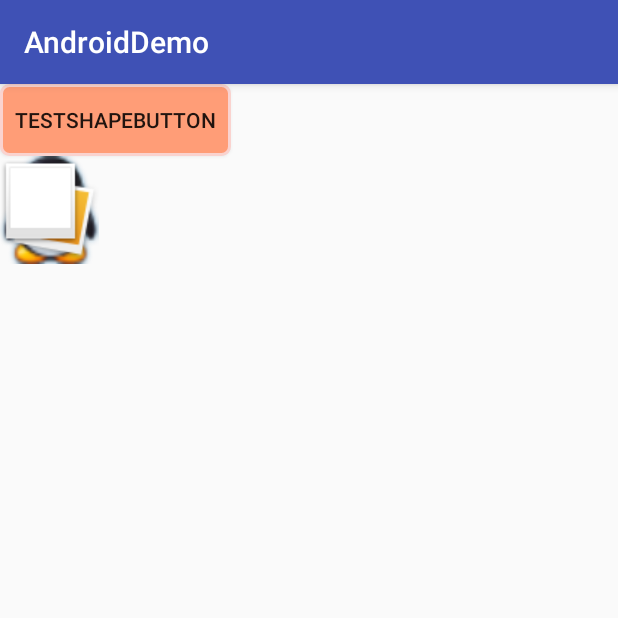
After one commit to phanz/AndroidDemo, an Android app: the BackgroundActivity screen opened directly, with no data from a screen before it, on a phone screen of 412 x 824 dp, the top half of it. The commit adds this screen. Run offline under Robolectric (Android 15) with nearby library versions, the phone set to English and light mode, and no system bars.

Commit message:
select,layer-list,shape的使用

```diff
--- a/app/src/main/AndroidManifest.xml
+++ b/app/src/main/AndroidManifest.xml
@@ -47,7 +47,8 @@
         <activity android:name=".ormlite.OrmLiteActivity" />
         <activity android:name=".swiperefresh.SwipeRefreshActivity" />
         <activity android:name=".popup.PopupActivity" />
-        <activity android:name=".dialog.AlertDialogActivity"></activity>
+        <activity android:name=".dialog.AlertDialogActivity" />
+        <activity android:name=".background.BackgroundActivity"></activity>
     </application>
 
 </manifest>
--- a/app/src/main/java/com/example/demo/MainActivity.java
+++ b/app/src/main/java/com/example/demo/MainActivity.java
@@ -13,6 +13,7 @@ import android.widget.Button;
 
 import com.example.demo.aidl.client.BinderClientActivity;
 import com.example.demo.alarmmanager.AlarmManagerActivity;
+import com.example.demo.background.BackgroundActivity;
 import com.example.demo.compoundbutton.CompoundButtonActivity;
 import com.example.demo.customview.CustomViewActivity;
 import com.example.demo.dialog.AlertDialogActivity;
@@ -56,6 +57,8 @@ public class MainActivity extends AppCompatActivity implements View.OnClickListe
     private Button mSwipeRefreshBtn;
     private Button mPopupBtn;
     private Button mDialogBtn;
+    private Button mShapeBtn;
+
 
     @Override
     protected void onCreate(Bundle savedInstanceState) {
@@ -121,6 +124,9 @@ public class MainActivity extends AppCompatActivity implements View.OnClickListe
 
         mDialogBtn = (Button)findViewById(R.id.dialog_btn);
         mDialogBtn.setOnClickListener(this);
+
+        mShapeBtn = (Button)findViewById(R.id.background_btn);
+        mShapeBtn.setOnClickListener(this);
 
     }
 
@@ -228,6 +234,11 @@ public class MainActivity extends AppCompatActivity implements View.OnClickListe
                 startActivity(dialogIntent);
                 break;
 
+            case R.id.background_btn:
+                Intent backgroundIntent = new Intent(MainActivity.this, BackgroundActivity.class);
+                startActivity(backgroundIntent);
+                break;
+
             default:
                 break;
         }
--- /dev/null
+++ b/app/src/main/java/com/example/demo/background/BackgroundActivity.java
@@ -0,0 +1,20 @@
+package com.example.demo.background;
+
+import android.support.v7.app.AppCompatActivity;
+import android.os.Bundle;
+
+import com.example.demo.R;
+
+/**
+ * selector可以引用lay-list和shape作为其背景
+ * lay-list可以引用shape作为其背景
+ * shape是基础的背景
+ */
+public class BackgroundActivity extends AppCompatActivity {
+
+    @Override
+    protected void onCreate(Bundle savedInstanceState) {
+        super.onCreate(savedInstanceState);
+        setContentView(R.layout.activity_background);
+    }
+}
--- /dev/null
+++ b/app/src/main/res/drawable/button_bg.xml
@@ -0,0 +1,26 @@
+<?xml version="1.0" encoding="utf-8"?>
+<shape xmlns:android="http://schemas.android.com/apk/res/android">
+
+    <!-- 填充 -->
+    <solid android:color="#ff9d77" /> <!-- 定义填充的颜色值 -->
+
+    <!-- 描边 -->
+    <stroke
+        android:width="2dp"
+        android:color="#fad3cf" /> <!-- 定义描边的宽度和描边的颜色值 -->
+
+    <!-- 圆角 -->
+    <corners
+        android:bottomLeftRadius="5dp"
+        android:bottomRightRadius="5dp"
+        android:topLeftRadius="5dp"
+        android:topRightRadius="5dp" /> <!-- 设置四个角的半径 -->
+
+    <!-- 间隔 -->
+    <padding
+        android:bottom="10dp"
+        android:left="10dp"
+        android:right="10dp"
+        android:top="10dp" /> <!-- 设置各个方向的间隔 -->
+
+</shape>
--- /dev/null
+++ b/app/src/main/res/drawable/button_pressed_bg.xml
@@ -0,0 +1,28 @@
+<?xml version="1.0" encoding="utf-8"?>
+<shape xmlns:android="http://schemas.android.com/apk/res/android">
+
+    <!-- 渐变 -->
+    <gradient
+        android:endColor="#FFFFFF"
+        android:gradientRadius="50"
+        android:startColor="#ff8c00"
+        android:type="radial" />
+
+    <!-- 描边 -->
+    <stroke
+        android:dashGap="3dp"
+        android:dashWidth="5dp"
+        android:width="2dp"
+        android:color="#dcdcdc" />
+
+    <!-- 圆角 -->
+    <corners android:radius="5dp" />
+
+    <!-- 间隔  -->
+    <padding
+        android:bottom="10dp"
+        android:left="10dp"
+        android:right="10dp"
+        android:top="10dp" />
+
+</shape>
--- /dev/null
+++ b/app/src/main/res/drawable/button_shape.xml
@@ -0,0 +1,7 @@
+<?xml version="1.0" encoding="utf-8"?>
+<selector xmlns:android="http://schemas.android.com/apk/res/android">
+
+    <item android:drawable="@drawable/button_pressed_bg" android:state_pressed="true"></item>
+    <item android:drawable="@drawable/button_bg"></item>
+
+</selector>
--- /dev/null
+++ b/app/src/main/res/drawable/image_layer_list.xml
@@ -0,0 +1,5 @@
+<?xml version="1.0" encoding="utf-8"?>
+<layer-list xmlns:android="http://schemas.android.com/apk/res/android" >
+    <item android:drawable="@drawable/qq_icon"></item><!--图1-->
+    <item android:drawable="@drawable/book_icon"></item><!--图2-->
+</layer-list>
--- /dev/null
+++ b/app/src/main/res/layout/activity_background.xml
@@ -0,0 +1,20 @@
+<?xml version="1.0" encoding="utf-8"?>
+<LinearLayout xmlns:android="http://schemas.android.com/apk/res/android"
+    xmlns:tools="http://schemas.android.com/tools"
+    android:id="@+id/activity_background"
+    android:layout_width="match_parent"
+    android:layout_height="match_parent"
+    android:orientation="vertical"
+    tools:context="com.example.demo.background.BackgroundActivity">
+
+    <Button
+        android:layout_width="wrap_content"
+        android:layout_height="wrap_content"
+        android:background="@drawable/button_shape"
+        android:text="TestShapeButton" />
+
+    <ImageView
+        android:layout_width="wrap_content"
+        android:layout_height="wrap_content"
+        android:background="@drawable/image_layer_list" />
+</LinearLayout>
--- a/app/src/main/res/layout/activity_main.xml
+++ b/app/src/main/res/layout/activity_main.xml
@@ -156,5 +156,12 @@
             android:layout_height="wrap_content"
             android:textAllCaps="false"
             android:text="Dialog"/>
+
+        <Button
+            android:id="@+id/background_btn"
+            android:layout_width="wrap_content"
+            android:layout_height="wrap_content"
+            android:textAllCaps="false"
+            android:text="Selector | layer-list | Shape"/>
     </LinearLayout>
 </ScrollView>
```
Also changed, not shown: app/src/main/res/drawable/book_icon.png (added), app/src/main/res/drawable/qq_icon.png (added).
